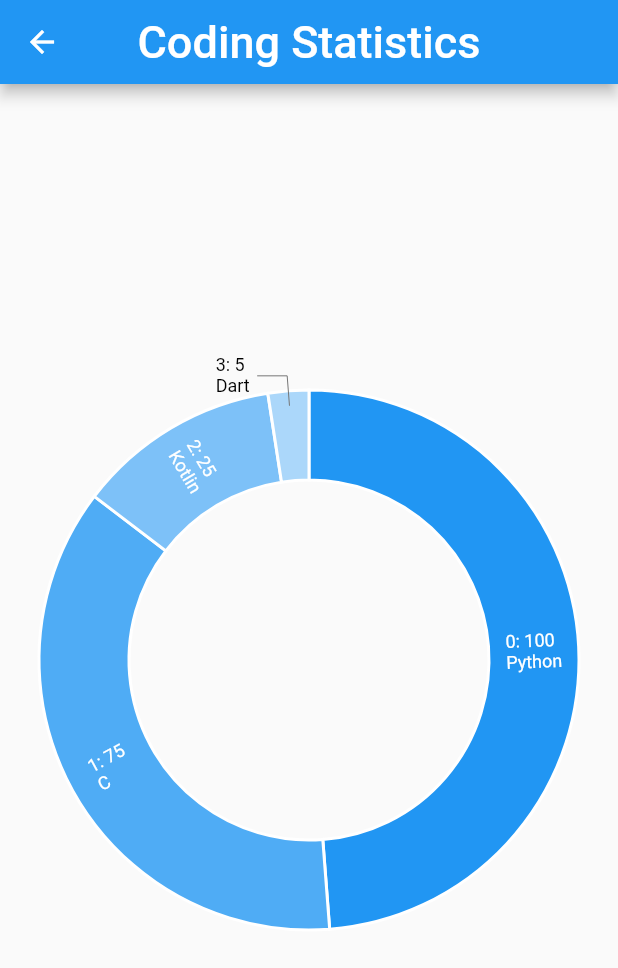
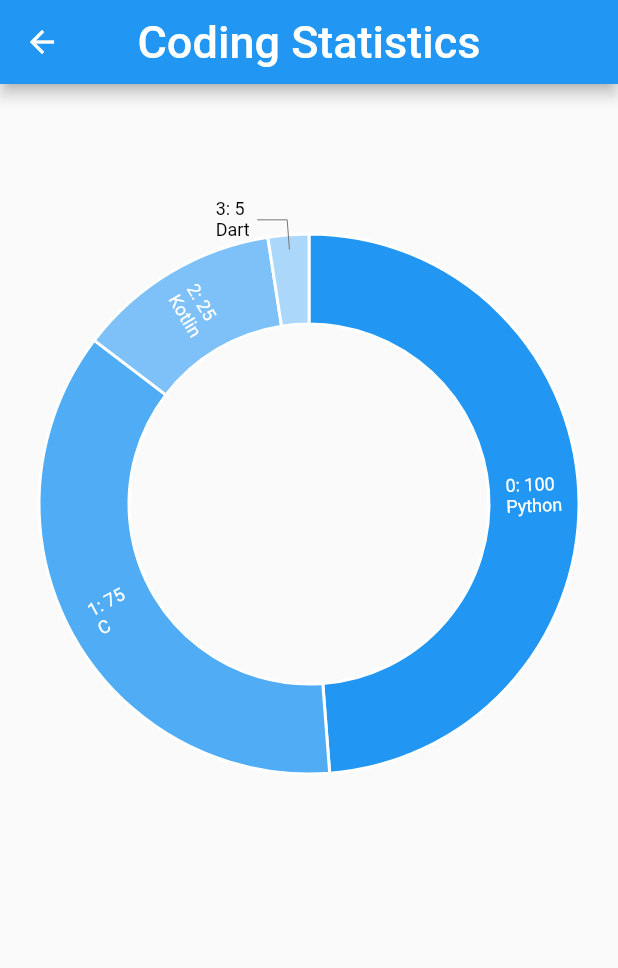
Before and after one commit to pembemiriam/peer-learning-app, a Flutter app: the CodingStats screen opened directly, on a phone screen of 412 x 824 dp. Shown: the top 968 px of the screen. Run offline on Flutter 3.47's test engine with Material 2 defaults, Android fonts, the phone set to English and light mode, and no system bars; our stand-ins replace animated_text_kit, bottom_navy_bar, charts_flutter, splashscreen; missing offline and left inert: card_selector, loader_search_bar.

Commit message:
this show stats about users skills in various PL's

```diff
--- a/lib/screens/coding_stats.dart
+++ b/lib/screens/coding_stats.dart
@@ -13,6 +13,8 @@ class CodingStats extends StatefulWidget {
 class CodingStatsState extends State<CodingStats> {
   @override
   Widget build(BuildContext context) {
+    final _width = MediaQuery.of(context).size.width;
+    final _height = MediaQuery.of(context).size.height;
     // TODO: implement build
     return Scaffold(
       appBar: AppBar(
@@ -24,13 +26,20 @@ class CodingStatsState extends State<CodingStats> {
       ),
       body: SafeArea(
         child: Container(
-          child: Column(
-            mainAxisAlignment: MainAxisAlignment.center,
+          child: ListView(
             children: <Widget>[
-              Container(
-                  height: 400,
-                  width: double.infinity,
-                  child: DonutAutoLabelChart.withSampleData()),
+              Column(
+                mainAxisAlignment: MainAxisAlignment.center,
+                children: <Widget>[
+                  SizedBox(
+                    height: 80,
+                  ),
+                  Container(
+                      height: 400,
+                      width: double.infinity,
+                      child: DonutAutoLabelChart.withSampleData()),
+                ],
+              ),
             ],
           ),
         ),
```
